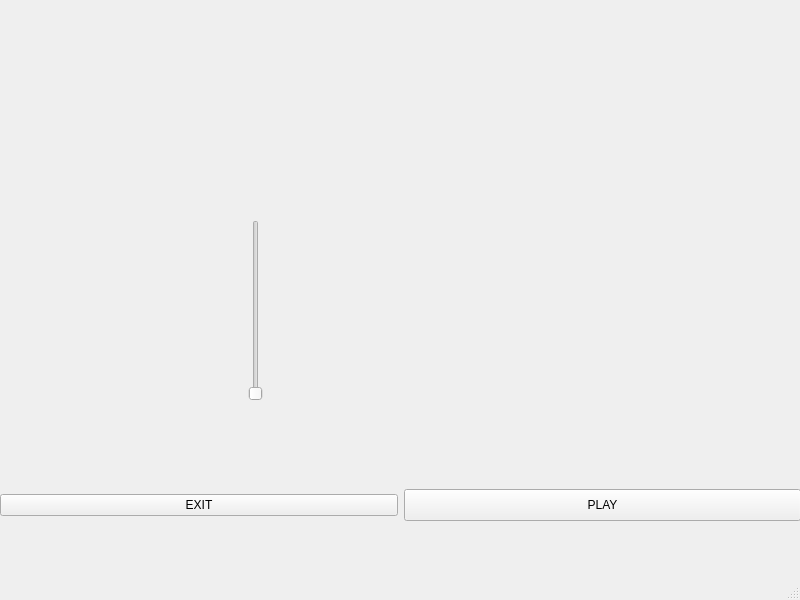
Above: mainwindow.ui from ednuyen/HecksKitchen before the change. Below: the same form after it.
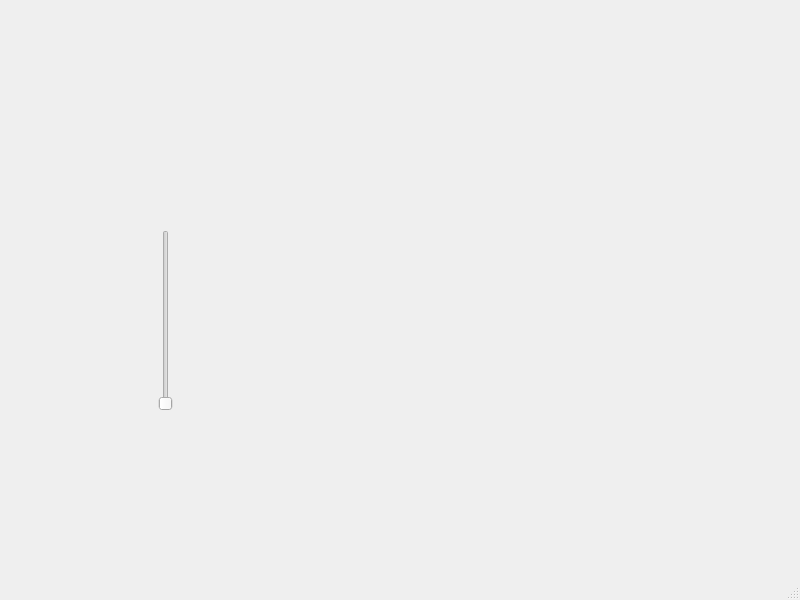
That is the form after the change.

What changed in the file:
```diff
--- a/mainwindow.ui
+++ b/mainwindow.ui
@@ -34,40 +34,13 @@
       <height>91</height>
      </rect>
     </property>
-    <layout class="QHBoxLayout" name="horizontalLayout">
-     <item>
-      <widget class="QPushButton" name="pushButton_2">
-       <property name="sizePolicy">
-        <sizepolicy hsizetype="Minimum" vsizetype="Maximum">
-         <horstretch>0</horstretch>
-         <verstretch>0</verstretch>
-        </sizepolicy>
-       </property>
-       <property name="text">
-        <string>EXIT</string>
-       </property>
-      </widget>
-     </item>
-     <item>
-      <widget class="QPushButton" name="pushButton">
-       <property name="maximumSize">
-        <size>
-         <width>16777215</width>
-         <height>32</height>
-        </size>
-       </property>
-       <property name="text">
-        <string>PLAY</string>
-       </property>
-      </widget>
-     </item>
-    </layout>
+    <layout class="QHBoxLayout" name="horizontalLayout"/>
    </widget>
    <widget class="QWidget" name="gridLayoutWidget">
     <property name="geometry">
      <rect>
-      <x>120</x>
-      <y>220</y>
+      <x>30</x>
+      <y>230</y>
       <width>271</width>
       <height>181</height>
      </rect>
```
Left out of the diff: 12 changed lines with no effect on the pictures.
